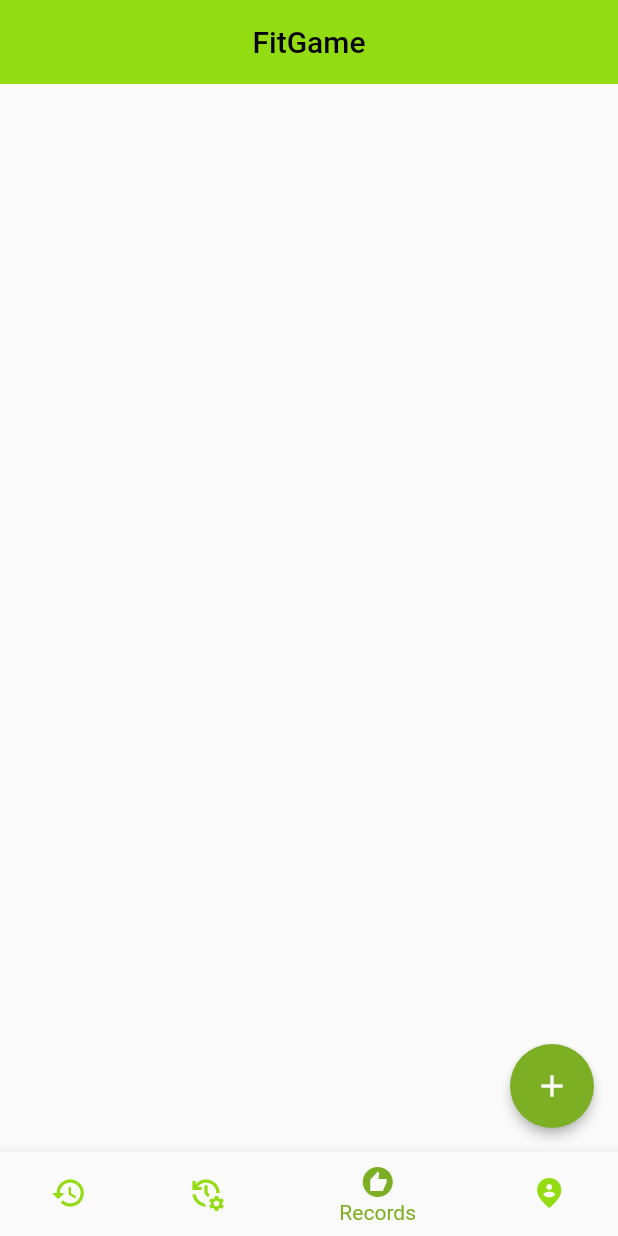
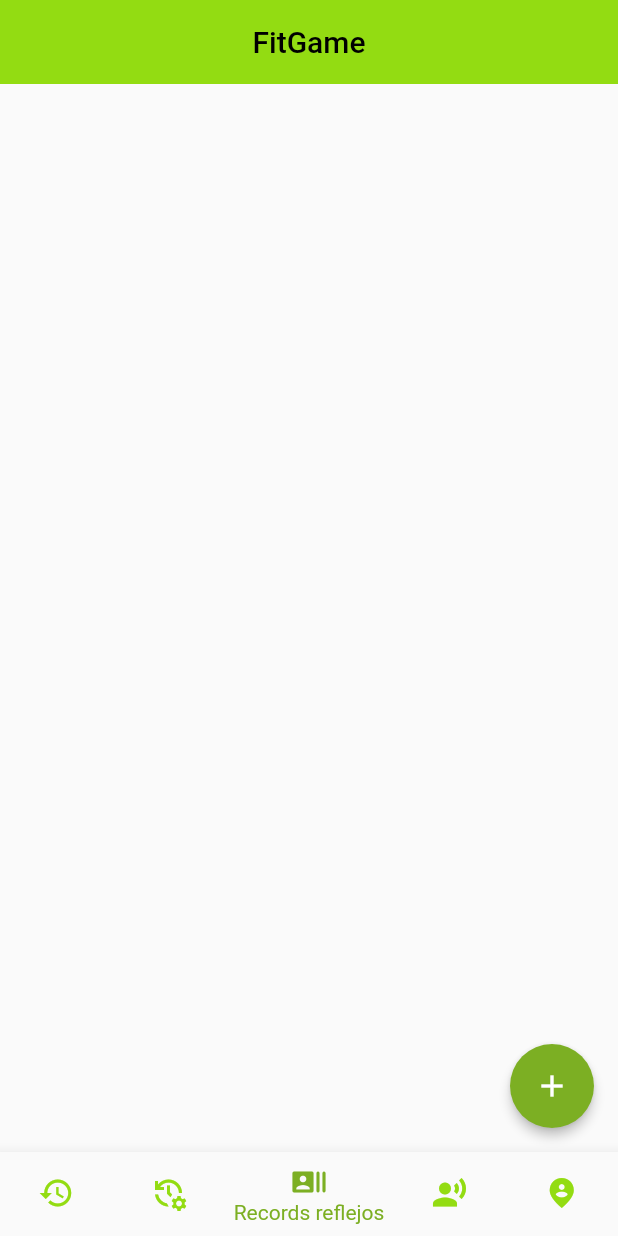
Before and after one commit to david0ql/fitgame, a Flutter app: the screen it shows after launch, item 3 of the bottom bar chosen, on a phone screen of 412 x 824 dp. Run offline on Flutter 3.47's test engine with Material 2 defaults, Android fonts, the phone set to English and light mode, and no system bars; our stand-ins replace lottie; missing offline and left inert: flutter_barcode_scanner.

Commit message:
nuevas vista

```diff
--- /dev/null
+++ b/lib/src/screens/core/records_reflejos_tab.dart
@@ -0,0 +1,10 @@
+import 'package:flutter/material.dart';
+
+class RecordReflejosTab extends StatelessWidget {
+  const RecordReflejosTab({super.key});
+
+  @override
+  Widget build(BuildContext context) {
+    return Container();
+  }
+}
--- a/lib/src/screens/core/records_tab.dart
+++ b/lib/src/screens/core/recors_memoria_tab.dart
@@ -1,7 +1,7 @@
 import 'package:flutter/material.dart';
 
-class RecordTab extends StatelessWidget {
-  const RecordTab({super.key});
+class RecordMemoriaTab extends StatelessWidget {
+  const RecordMemoriaTab({super.key});
 
   @override
   Widget build(BuildContext context) {
--- a/lib/src/screens/home_screen.dart
+++ b/lib/src/screens/home_screen.dart
@@ -2,7 +2,8 @@ import 'package:fitgame/src/providers/bottom_service.dart';
 import 'package:fitgame/src/screens/core/historial_memoria_tab.dart';
 import 'package:fitgame/src/screens/core/historial_reflejos_tab.dart';
 import 'package:fitgame/src/screens/core/perfil_tab.dart';
-import 'package:fitgame/src/screens/core/records_tab.dart';
+import 'package:fitgame/src/screens/core/records_reflejos_tab.dart';
+import 'package:fitgame/src/screens/core/recors_memoria_tab.dart';
 import 'package:fitgame/src/widgets/custom_bottom_navigation_bar.dart';
 import 'package:flutter/material.dart';
 import 'package:flutter_barcode_scanner/flutter_barcode_scanner.dart';
@@ -53,8 +54,10 @@ class HomeSwitch extends StatelessWidget {
       case 1:
         return const MemoriaTab();
       case 2:
-        return const RecordTab();
+        return const RecordReflejosTab();
       case 3:
+        return const RecordMemoriaTab();
+      case 4:
         return const PerfilTab();
       default:
         return const ReflejosTab();
--- a/lib/src/widgets/custom_bottom_navigation_bar.dart
+++ b/lib/src/widgets/custom_bottom_navigation_bar.dart
@@ -20,7 +20,11 @@ class CustomBottomNavigationBar extends StatelessWidget {
               icon: Icon(Icons.manage_history_sharp),
               label: 'Historial memoria'),
           BottomNavigationBarItem(
-              icon: Icon(Icons.recommend_sharp), label: 'Records'),
+              icon: Icon(Icons.recent_actors_rounded),
+              label: 'Records reflejos'),
+          BottomNavigationBarItem(
+              icon: Icon(Icons.record_voice_over_sharp),
+              label: 'Records memoria'),
           BottomNavigationBarItem(
               icon: Icon(Icons.person_pin_circle_sharp), label: 'Perfil')
         ]);
```
